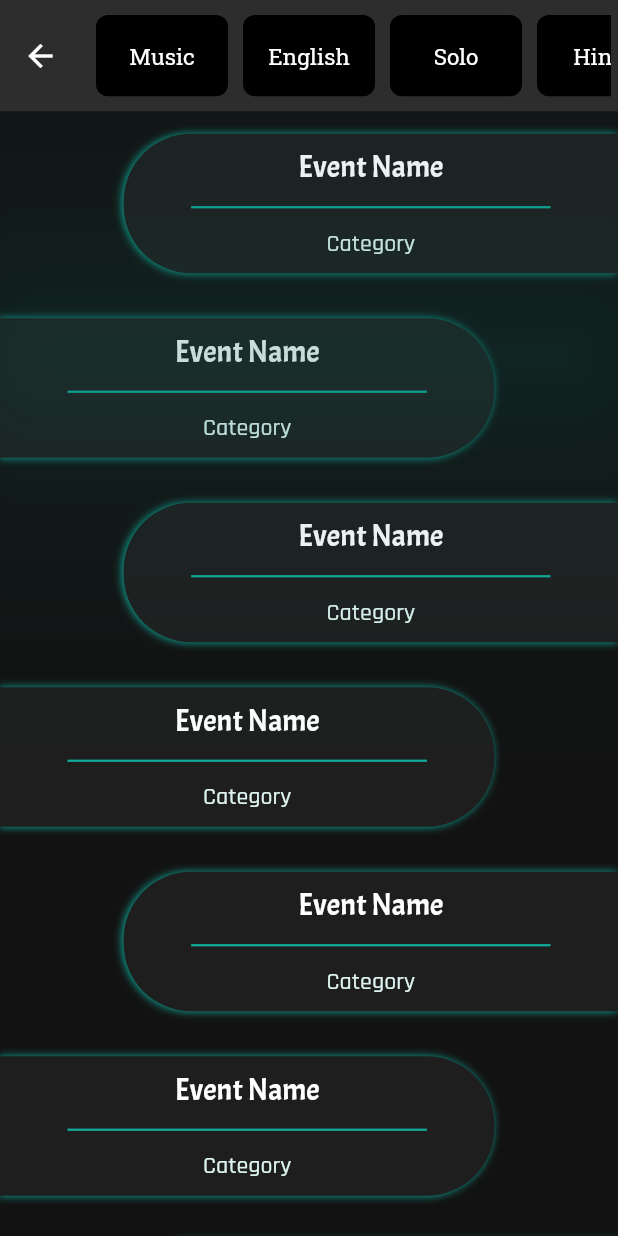
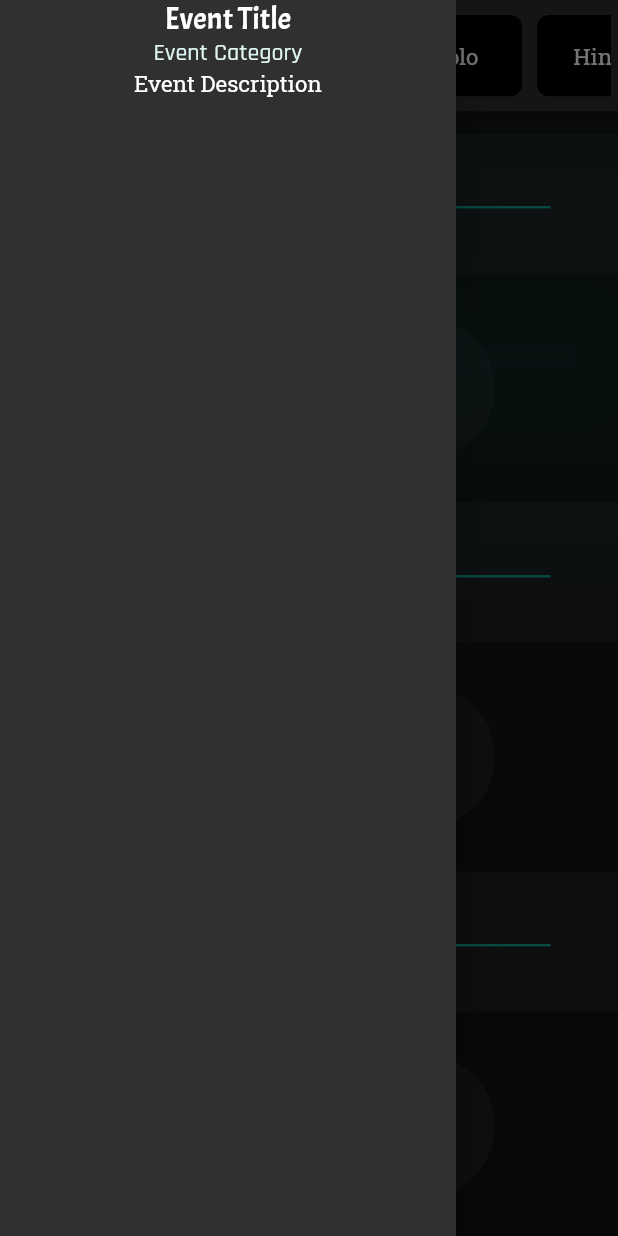
Before and after one commit to sonalika2001/Events-Page, a Flutter app: the screen it shows after launch, with the side drawer open (before the commit the screen has no drawer), on a phone screen of 412 x 824 dp. Run offline on Flutter 3.47's test engine with Material 2 defaults, Android fonts, the phone set to English and light mode, and no system bars.

Commit message:
added drawer and openDrawer trigger

```diff
--- a/lib/constants.dart
+++ b/lib/constants.dart
@@ -55,14 +55,6 @@ BoxDecoration eventTileStyle(int index) {
     borderRadius: index % 2 != 0
         ? BorderRadius.only(topRight: kradius, bottomRight: kradius)
         : BorderRadius.only(topLeft: kradius, bottomLeft: kradius),
-    boxShadow: [
-      BoxShadow(
-        color: kShadowColor,
-        blurRadius: 4,
-        offset: Offset.fromDirection(
-          3,
-        ),
-      ),
-    ],
+
   );
 }
--- a/lib/events_screen.dart
+++ b/lib/events_screen.dart
@@ -2,9 +2,12 @@ import 'package:flutter/material.dart';
 import 'package:events_page/widgets/events_list.dart';
 import 'package:events_page/widgets/fliters.dart';
 import 'constants.dart';
+import 'package:events_page/widgets/drawers.dart';
 
 class EventsScreen extends StatelessWidget {
   final GlobalKey<ScaffoldState> scaffoldKey = GlobalKey();
+
+
 
   @override
   Widget build(BuildContext context) {
@@ -14,14 +17,13 @@ class EventsScreen extends StatelessWidget {
       body: EventsList(),
       appBar: AppBar(
         automaticallyImplyLeading: false,
-
         elevation: 100,
         shadowColor: kShadowColor,
         toolbarHeight: 0.09 * MediaQuery.of(context).size.height,
         backgroundColor: kDarkThemeContrast1,
         actions: [
           Padding(
-            padding: const EdgeInsets.symmetric(horizontal:15.0),
+            padding: const EdgeInsets.symmetric(horizontal: 15.0),
             child: GestureDetector(
               child: Icon(
                 Icons.arrow_back,
@@ -34,10 +36,11 @@ class EventsScreen extends StatelessWidget {
           ),
           Expanded(child: FiltersList()),
         ],
-
       ),
-
-
+      drawer: EventDrawer(),
+      drawerEnableOpenDragGesture: false,
+      endDrawer: EventDrawer(),
+      endDrawerEnableOpenDragGesture: false,
     );
   }
 }
--- a/lib/main.dart
+++ b/lib/main.dart
@@ -1,3 +1,4 @@
+
 import 'package:flutter/material.dart';
 import 'package:events_page/events_screen.dart';
 
@@ -11,6 +12,7 @@ class EventsPage extends StatelessWidget {
   Widget build(BuildContext context) {
     return MaterialApp(
       home: EventsScreen(),
+      theme: ThemeData.dark(),
     );
   }
 }
--- /dev/null
+++ b/lib/widgets/drawers.dart
@@ -0,0 +1,31 @@
+import 'package:flutter/material.dart';
+import 'package:events_page/constants.dart';
+
+class EventDrawer extends StatelessWidget {
+  @override
+  Widget build(BuildContext context) {
+    return Drawer(
+      child: SafeArea(
+        child: Center(
+          child: Column(
+            crossAxisAlignment: CrossAxisAlignment.center,
+            children: <Widget>[
+              Text(
+                'Event Title',
+                style: kEventTextStyle,
+              ),
+              Text(
+                'Event Category',
+                style: kCategoryTextStyle,
+              ),
+              Text(
+                'Event Description',
+                style: kFilterTextStyle,
+              ),
+            ],
+          ),
+        ),
+      ),
+    );
+  }
+}
--- a/lib/widgets/events_list.dart
+++ b/lib/widgets/events_list.dart
@@ -4,6 +4,7 @@ import 'slidable_list.dart';
 
 class EventsList extends StatefulWidget {
   final Key swipeKey = Key('swipeKey');
+
   @override
   _EventsListState createState() => _EventsListState();
 }
@@ -12,7 +13,11 @@ class _EventsListState extends State<EventsList> {
   @override
   Widget build(BuildContext context) {
     return ListView(
-      children: alignedEventList(MediaQuery.of(context).size.width,widget.swipeKey),
+      children: alignedEventList(
+        MediaQuery.of(context).size.width,
+        widget.swipeKey,
+        context,
+      ),
     );
   }
 }
--- a/lib/widgets/slidable_list.dart
+++ b/lib/widgets/slidable_list.dart
@@ -4,13 +4,20 @@ import 'aligned_list.dart';
 
 List<Widget> alignedTile = [];
 
-List<Widget> alignedEventList(var width, Key swipeKey) {
+List<Widget> alignedEventList(var width, Key swipeKey, BuildContext context) {
   for (int i = 0; i < 20; i++) {
     if (i % 2 != 0) {
       alignedTile.add(
-        Dismissible(
+        GestureDetector(
+          onTap: () {
+            Scaffold.of(context).openDrawer();
+          },
+                  child: Dismissible(
             key: swipeKey,
             direction: DismissDirection.startToEnd,
+            movementDuration: Duration(
+              microseconds: 100,
+            ),
             background: Padding(
               padding: EdgeInsets.all(15),
               child: Container(
@@ -18,7 +25,7 @@ List<Widget> alignedEventList(var width, Key swipeKey) {
               ),
             ),
             confirmDismiss: (direction) async {
-            print('swiped');
+              Scaffold.of(context).openDrawer();
               return false;
             },
             child: LeftAlignedListTile(
@@ -26,12 +33,20 @@ List<Widget> alignedEventList(var width, Key swipeKey) {
               width: width,
             ),
           ),
+        ),
       );
     } else {
       alignedTile.add(
-        Dismissible(
+        GestureDetector(
+          onTap: () {
+            Scaffold.of(context).openEndDrawer();
+          },
+                  child: Dismissible(
             key: swipeKey,
             direction: DismissDirection.endToStart,
+            movementDuration: Duration(
+              microseconds: 100,
+            ),
             background: Padding(
               padding: EdgeInsets.all(15),
               child: Container(
@@ -39,7 +54,7 @@ List<Widget> alignedEventList(var width, Key swipeKey) {
               ),
             ),
             confirmDismiss: (direction) async {
-            print('swiped');
+              Scaffold.of(context).openEndDrawer();
               return false;
             },
             child: RightAlignedListTile(
@@ -47,6 +62,7 @@ List<Widget> alignedEventList(var width, Key swipeKey) {
               width: width,
             ),
           ),
+        ),
       );
     }
   }
```
Lines whose indentation alone changed are shown as unchanged.
